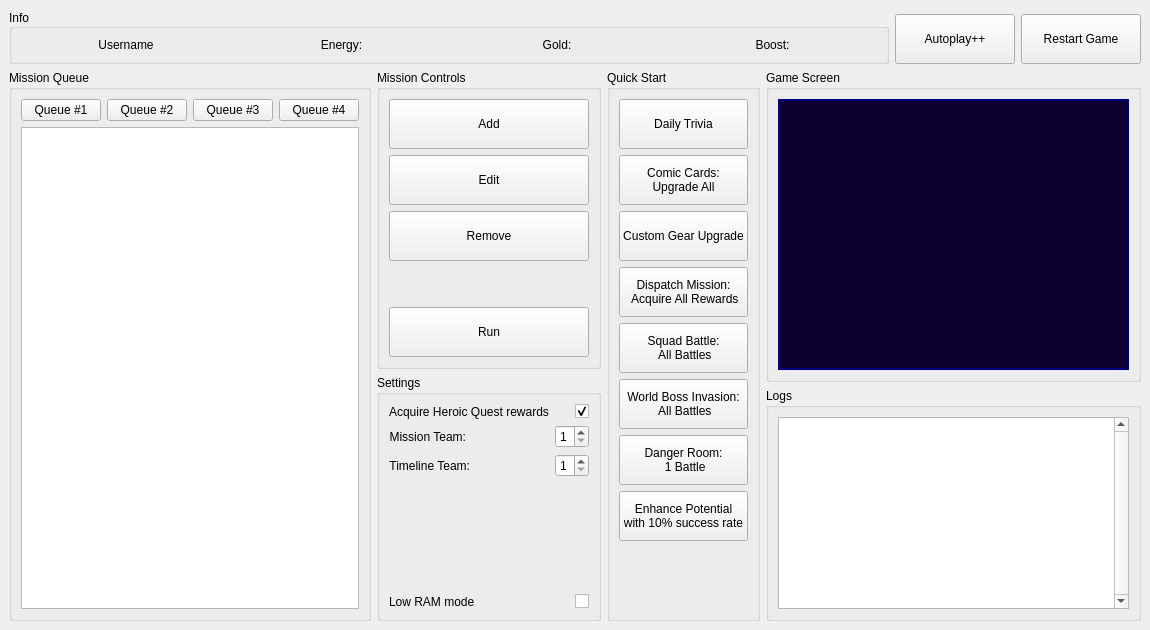
This is lib/gui/designes/main_window.ui in tmarenko/mff_auto as Qt 5 draws it before an edit. The edited form follows.
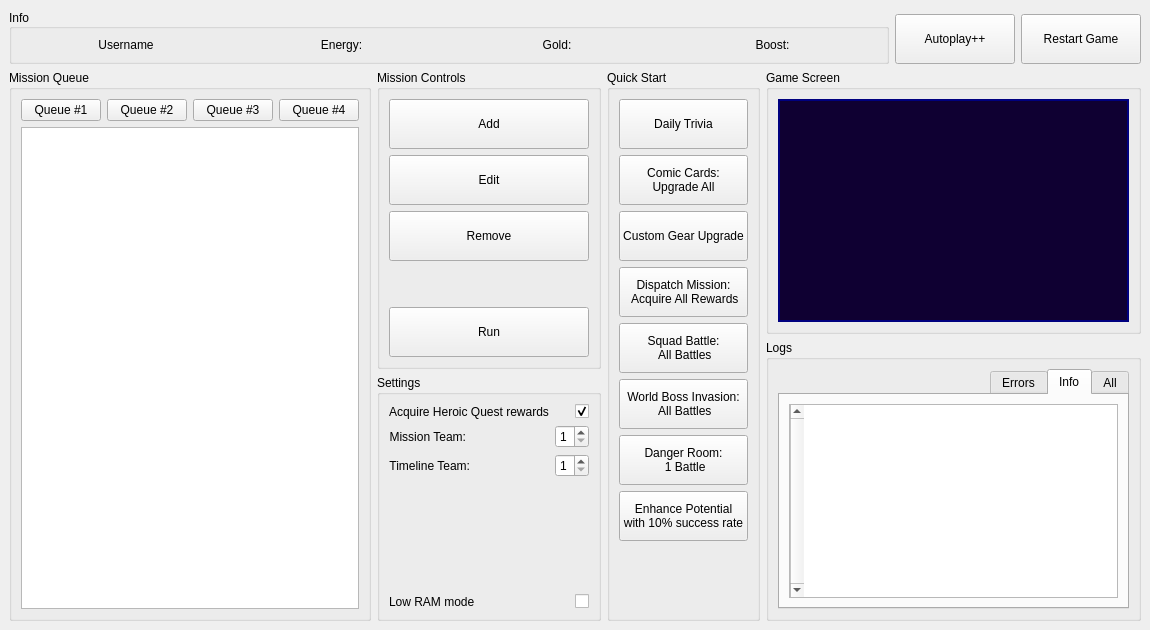
This is the edited form. The open tabs and pages were chosen to show the change.

Commit message: gui: tabs for logs

Diff of the .ui file:
```diff
--- a/lib/gui/designes/main_window.ui
+++ b/lib/gui/designes/main_window.ui
@@ -666,13 +666,64 @@
           </property>
           <layout class="QGridLayout" name="gridLayout">
            <item row="0" column="0">
-            <widget class="QPlainTextEdit" name="logger_text">
-             <property name="verticalScrollBarPolicy">
-              <enum>Qt::ScrollBarAlwaysOn</enum>
+            <widget class="QTabWidget" name="log_tab_widget">
+             <property name="layoutDirection">
+              <enum>Qt::RightToLeft</enum>
              </property>
-             <property name="readOnly">
-              <bool>true</bool>
+             <property name="currentIndex">
+              <number>0</number>
              </property>
+             <widget class="QWidget" name="tab_3">
+              <attribute name="title">
+               <string>All</string>
+              </attribute>
+              <layout class="QVBoxLayout" name="verticalLayout_8">
+               <item>
+                <widget class="QPlainTextEdit" name="logger_text">
+                 <property name="verticalScrollBarPolicy">
+                  <enum>Qt::ScrollBarAlwaysOn</enum>
+                 </property>
+                 <property name="readOnly">
+                  <bool>true</bool>
+                 </property>
+                </widget>
+               </item>
+              </layout>
+             </widget>
+             <widget class="QWidget" name="tab_5">
+              <attribute name="title">
+               <string>Info</string>
+              </attribute>
+              <layout class="QVBoxLayout" name="verticalLayout_9">
+               <item>
+                <widget class="QPlainTextEdit" name="logger_text_info">
+                 <property name="verticalScrollBarPolicy">
+                  <enum>Qt::ScrollBarAlwaysOn</enum>
+                 </property>
+                 <property name="readOnly">
+                  <bool>true</bool>
+                 </property>
+                </widget>
+               </item>
+              </layout>
+             </widget>
+             <widget class="QWidget" name="tab_6">
+              <attribute name="title">
+               <string>Errors</string>
+              </attribute>
+              <layout class="QVBoxLayout" name="verticalLayout_10">
+               <item>
+                <widget class="QPlainTextEdit" name="logger_text_error">
+                 <property name="verticalScrollBarPolicy">
+                  <enum>Qt::ScrollBarAlwaysOn</enum>
+                 </property>
+                 <property name="readOnly">
+                  <bool>true</bool>
+                 </property>
+                </widget>
+               </item>
+              </layout>
+             </widget>
             </widget>
            </item>
           </layout>
```
The commit also changes 3 other files.
